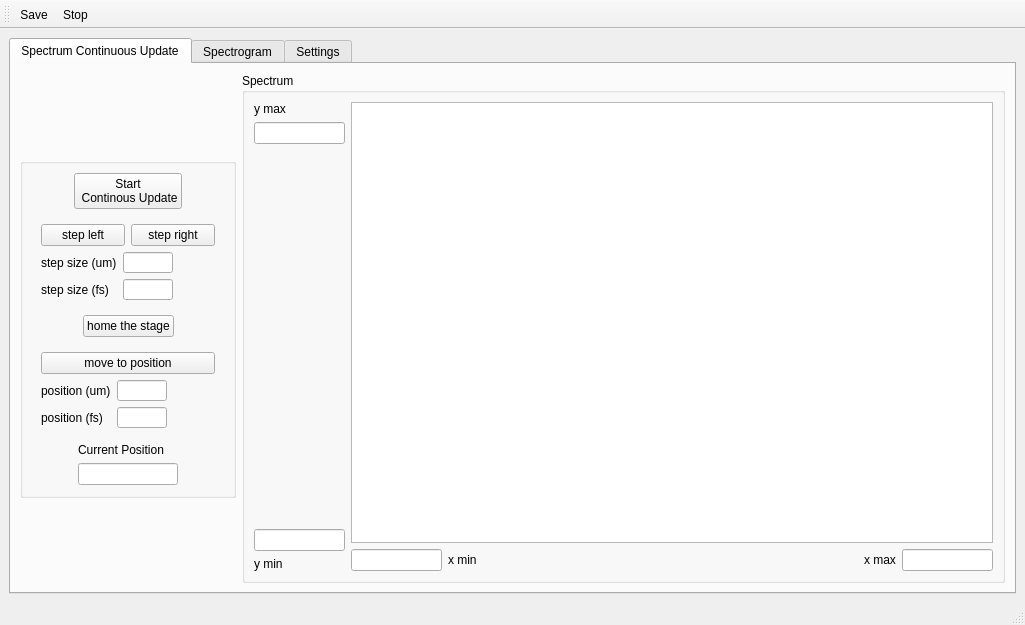
This is Gui_Window.ui in UCBoulder/frogware as Qt 5 draws it before an edit. The edited form follows.
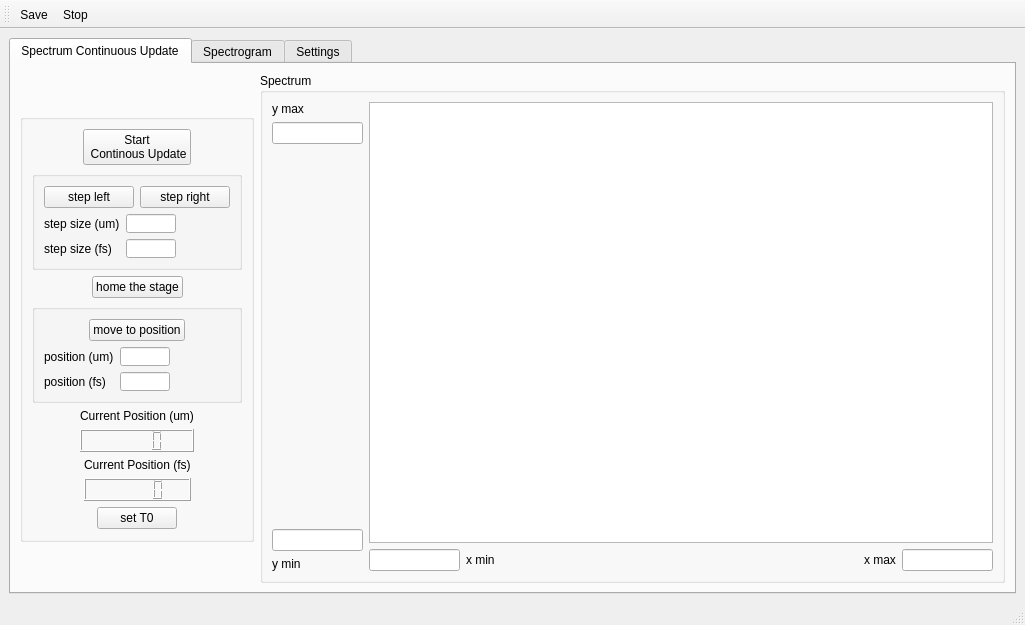
This is the edited form. The open tabs and pages were chosen to show the change. Icons and pictures are not drawn. Custom widgets are drawn as their Qt base class.

What changed in the file:
```diff
--- a/Gui_Window.ui
+++ b/Gui_Window.ui
@@ -14,21 +14,19 @@
    <string>MainWindow</string>
   </property>
   <widget class="QWidget" name="centralwidget">
-   <layout class="QGridLayout" name="gridLayout_6">
+   <layout class="QGridLayout" name="gridLayout">
     <item row="0" column="0">
      <widget class="QTabWidget" name="tabWidget">
       <property name="currentIndex">
-       <number>0</number>
+       <number>1</number>
       </property>
       <widget class="QWidget" name="tab">
        <attribute name="title">
         <string>Spectrum Continuous Update</string>
        </attribute>
-       <layout class="QGridLayout" name="gridLayout_2">
-        <item row="0" column="0">
-         <layout class="QHBoxLayout" name="horizontalLayout_12">
+       <layout class="QHBoxLayout" name="horizontalLayout_16">
           <item>
-           <layout class="QVBoxLayout" name="verticalLayout_11">
+         <layout class="QVBoxLayout" name="verticalLayout_13">
             <item>
              <spacer name="verticalSpacer_5">
               <property name="orientation">
@@ -46,11 +44,11 @@
              <widget class="QGroupBox" name="groupBox_2">
               <property name="maximumSize">
                <size>
-                <width>216</width>
-                <height>340</height>
-               </size>
-              </property>
-              <layout class="QVBoxLayout" name="verticalLayout_6">
+              <width>234</width>
+              <height>428</height>
+             </size>
+            </property>
+            <layout class="QVBoxLayout" name="verticalLayout_11">
                <item>
                 <layout class="QHBoxLayout" name="horizontalLayout_2">
                  <item>
@@ -90,7 +88,7 @@
                 </layout>
                </item>
                <item>
-                <widget class="QFrame" name="frame_3">
+              <widget class="QGroupBox" name="groupBox_3">
                  <layout class="QVBoxLayout" name="verticalLayout">
                   <item>
                    <layout class="QHBoxLayout" name="horizontalLayout_4">
@@ -189,9 +187,24 @@
                 </layout>
                </item>
                <item>
-                <widget class="QFrame" name="frame_4">
+              <widget class="QGroupBox" name="groupBox_4">
                  <layout class="QVBoxLayout" name="verticalLayout_4">
                   <item>
+                 <layout class="QHBoxLayout" name="horizontalLayout_12">
+                  <item>
+                   <spacer name="horizontalSpacer_13">
+                    <property name="orientation">
+                     <enum>Qt::Horizontal</enum>
+                    </property>
+                    <property name="sizeHint" stdset="0">
+                     <size>
+                      <width>40</width>
+                      <height>20</height>
+                     </size>
+                    </property>
+                   </spacer>
+                  </item>
+                  <item>
                    <widget class="QPushButton" name="pushButton_5">
                     <property name="text">
                      <string>move to position</string>
@@ -199,6 +212,21 @@
                    </widget>
                   </item>
                   <item>
+                   <spacer name="horizontalSpacer_14">
+                    <property name="orientation">
+                     <enum>Qt::Horizontal</enum>
+                    </property>
+                    <property name="sizeHint" stdset="0">
+                     <size>
+                      <width>40</width>
+                      <height>20</height>
+                     </size>
+                    </property>
+                   </spacer>
+                  </item>
+                 </layout>
+                </item>
+                <item>
                    <layout class="QFormLayout" name="formLayout_2">
                     <item row="0" column="0">
                      <widget class="QLabel" name="label_3">
@@ -259,19 +287,12 @@
                    <item>
                     <widget class="QLabel" name="label_17">
                      <property name="text">
-                      <string>Current Position</string>
+                    <string>Current Position (um)</string>
                      </property>
                     </widget>
                    </item>
                    <item>
-                    <widget class="QLineEdit" name="lineEdit_17">
-                     <property name="maximumSize">
-                      <size>
-                       <width>100</width>
-                       <height>16777215</height>
-                      </size>
-                     </property>
-                    </widget>
+                  <widget class="QLCDNumber" name="lcdNumber"/>
                    </item>
                   </layout>
                  </item>
@@ -290,6 +311,87 @@
                  </item>
                 </layout>
                </item>
+             <item>
+              <layout class="QHBoxLayout" name="horizontalLayout_15">
+               <item>
+                <spacer name="horizontalSpacer_17">
+                 <property name="orientation">
+                  <enum>Qt::Horizontal</enum>
+                 </property>
+                 <property name="sizeHint" stdset="0">
+                  <size>
+                   <width>40</width>
+                   <height>20</height>
+                  </size>
+                 </property>
+                </spacer>
+               </item>
+               <item>
+                <layout class="QVBoxLayout" name="verticalLayout_6">
+                 <item>
+                  <widget class="QLabel" name="label_19">
+                   <property name="text">
+                    <string>Current Position (fs)</string>
+                   </property>
+                  </widget>
+                 </item>
+                 <item>
+                  <widget class="QLCDNumber" name="lcdNumber_3"/>
+                 </item>
+                </layout>
+               </item>
+               <item>
+                <spacer name="horizontalSpacer_18">
+                 <property name="orientation">
+                  <enum>Qt::Horizontal</enum>
+                 </property>
+                 <property name="sizeHint" stdset="0">
+                  <size>
+                   <width>40</width>
+                   <height>20</height>
+                  </size>
+                 </property>
+                </spacer>
+               </item>
+              </layout>
+             </item>
+             <item>
+              <layout class="QHBoxLayout" name="horizontalLayout_14">
+               <item>
+                <spacer name="horizontalSpacer_15">
+                 <property name="orientation">
+                  <enum>Qt::Horizontal</enum>
+                 </property>
+                 <property name="sizeHint" stdset="0">
+                  <size>
+                   <width>40</width>
+                   <height>20</height>
+                  </size>
+                 </property>
+                </spacer>
+               </item>
+               <item>
+                <widget class="QPushButton" name="pushButton_7">
+                 <property name="text">
+                  <string>set T0</string>
+                 </property>
+                </widget>
+               </item>
+               <item>
+                <spacer name="horizontalSpacer_16">
+                 <property name="orientation">
+                  <enum>Qt::Horizontal</enum>
+                 </property>
+                 <property name="sizeHint" stdset="0">
+                  <size>
+                   <width>40</width>
+                   <height>20</height>
+                  </size>
+                 </property>
+                </spacer>
+               </item>
+              </layout>
+             </item>
               </layout>
              </widget>
             </item>
@@ -324,7 +426,7 @@
                 </widget>
                </item>
                <item>
-                <widget class="QLineEdit" name="lineEdit_3">
+              <widget class="QLineEdit" name="le_cont_upd_ymax">
                  <property name="maximumSize">
                   <size>
                    <width>91</width>
@@ -347,7 +449,7 @@
                 </spacer>
                </item>
                <item>
-                <widget class="QLineEdit" name="lineEdit_4">
+              <widget class="QLineEdit" name="le_cont_upd_ymin">
                  <property name="maximumSize">
                   <size>
                    <width>91</width>
@@ -368,7 +470,7 @@
              <item>
               <layout class="QVBoxLayout" name="verticalLayout_2">
                <item>
-                <widget class="PlotWidget" name="graphicsView">
+              <widget class="PlotWidget" name="gv_cont_upd_spec">
                  <property name="minimumSize">
                   <size>
                    <width>620</width>
@@ -380,7 +482,7 @@
                <item>
                 <layout class="QHBoxLayout" name="horizontalLayout">
                  <item>
-                  <widget class="QLineEdit" name="lineEdit">
+                <widget class="QLineEdit" name="le_cont_upd_xmin">
                    <property name="maximumSize">
                     <size>
                      <width>91</width>
@@ -417,7 +519,7 @@
                   </widget>
                  </item>
                  <item>
-                  <widget class="QLineEdit" name="lineEdit_2">
+                <widget class="QLineEdit" name="le_cont_upd_xmax">
                    <property name="maximumSize">
                     <size>
                      <width>91</width>
@@ -432,8 +534,6 @@
              </item>
             </layout>
            </widget>
-          </item>
-         </layout>
         </item>
        </layout>
       </widget>
@@ -441,11 +541,9 @@
        <attribute name="title">
         <string>Spectrogram</string>
        </attribute>
-       <layout class="QGridLayout" name="gridLayout">
-        <item row="0" column="0">
-         <layout class="QHBoxLayout" name="horizontalLayout_13">
+       <layout class="QHBoxLayout" name="horizontalLayout_17">
           <item>
-           <layout class="QVBoxLayout" name="verticalLayout_12">
+         <layout class="QVBoxLayout" name="verticalLayout_14">
             <item>
              <spacer name="verticalSpacer_3">
               <property name="orientation">
@@ -463,11 +561,11 @@
              <widget class="QGroupBox" name="groupBox_5">
               <property name="maximumSize">
                <size>
-                <width>232</width>
-                <height>178</height>
-               </size>
-              </property>
-              <layout class="QVBoxLayout" name="verticalLayout_10">
+              <width>234</width>
+              <height>233</height>
+             </size>
+            </property>
+            <layout class="QVBoxLayout" name="verticalLayout_12">
                <item>
                 <layout class="QHBoxLayout" name="horizontalLayout_9">
                  <item>
@@ -612,19 +710,12 @@
                    <item>
                     <widget class="QLabel" name="label_18">
                      <property name="text">
-                      <string>Current Position</string>
+                    <string>Current Position (um)</string>
                      </property>
                     </widget>
                    </item>
                    <item>
-                    <widget class="QLineEdit" name="lineEdit_18">
-                     <property name="maximumSize">
-                      <size>
-                       <width>100</width>
-                       <height>16777215</height>
-                      </size>
-                     </property>
-                    </widget>
+                  <widget class="QLCDNumber" name="lcdNumber_2"/>
                    </item>
                   </layout>
                  </item>
@@ -643,6 +734,50 @@
                  </item>
                 </layout>
                </item>
+             <item>
+              <layout class="QHBoxLayout" name="horizontalLayout_13">
+               <item>
+                <spacer name="horizontalSpacer_19">
+                 <property name="orientation">
+                  <enum>Qt::Horizontal</enum>
+                 </property>
+                 <property name="sizeHint" stdset="0">
+                  <size>
+                   <width>40</width>
+                   <height>20</height>
+                  </size>
+                 </property>
+                </spacer>
+               </item>
+               <item>
+                <layout class="QVBoxLayout" name="verticalLayout_10">
+                 <item>
+                  <widget class="QLabel" name="label_20">
+                   <property name="text">
+                    <string>Current Position (fs)</string>
+                   </property>
+                  </widget>
+                 </item>
+                 <item>
+                  <widget class="QLCDNumber" name="lcdNumber_4"/>
+                 </item>
+                </layout>
+               </item>
+               <item>
+                <spacer name="horizontalSpacer_20">
+                 <property name="orientation">
+                  <enum>Qt::Horizontal</enum>
+                 </property>
+                 <property name="sizeHint" stdset="0">
+                  <size>
+                   <width>40</width>
+                   <height>20</height>
+                  </size>
+                 </property>
+                </spacer>
+               </item>
+              </layout>
+             </item>
               </layout>
              </widget>
             </item>
@@ -677,7 +812,7 @@
                 </widget>
                </item>
                <item>
-                <widget class="QLineEdit" name="lineEdit_5">
+              <widget class="QLineEdit" name="le_spectrogram_ymax">
                  <property name="maximumSize">
                   <size>
                    <width>91</width>
@@ -700,7 +835,7 @@
                 </spacer>
                </item>
                <item>
-                <widget class="QLineEdit" name="lineEdit_6">
+              <widget class="QLineEdit" name="le_spectrogram_ymin">
                  <property name="maximumSize">
                   <size>
                    <width>91</width>
@@ -721,7 +856,7 @@
              <item>
               <layout class="QVBoxLayout" name="verticalLayout_3">
                <item>
-                <widget class="PlotWidget" name="graphicsView_2">
+              <widget class="PlotWidget" name="gv_Spectrogram">
                  <property name="minimumSize">
                   <size>
                    <width>620</width>
@@ -733,7 +868,7 @@
                <item>
                 <layout class="QHBoxLayout" name="horizontalLayout_3">
                  <item>
-                  <widget class="QLineEdit" name="lineEdit_7">
+                <widget class="QLineEdit" name="le_spectrogram_xmin">
                    <property name="maximumSize">
                     <size>
                      <width>91</width>
@@ -770,7 +905,7 @@
                   </widget>
                  </item>
                  <item>
-                  <widget class="QLineEdit" name="lineEdit_8">
+                <widget class="QLineEdit" name="le_spectrogram_xmax">
                    <property name="maximumSize">
                     <size>
                      <width>91</width>
@@ -785,8 +920,6 @@
              </item>
             </layout>
            </widget>
-          </item>
-         </layout>
         </item>
        </layout>
       </widget>
@@ -824,7 +957,7 @@
           </column>
           <item row="0" column="0">
            <property name="text">
-            <string>10</string>
+            <string/>
            </property>
           </item>
           <item row="0" column="3">
```
Left out of the diff: 2 changed lines with no effect on the pictures. Lines whose indentation alone changed are shown as unchanged.
